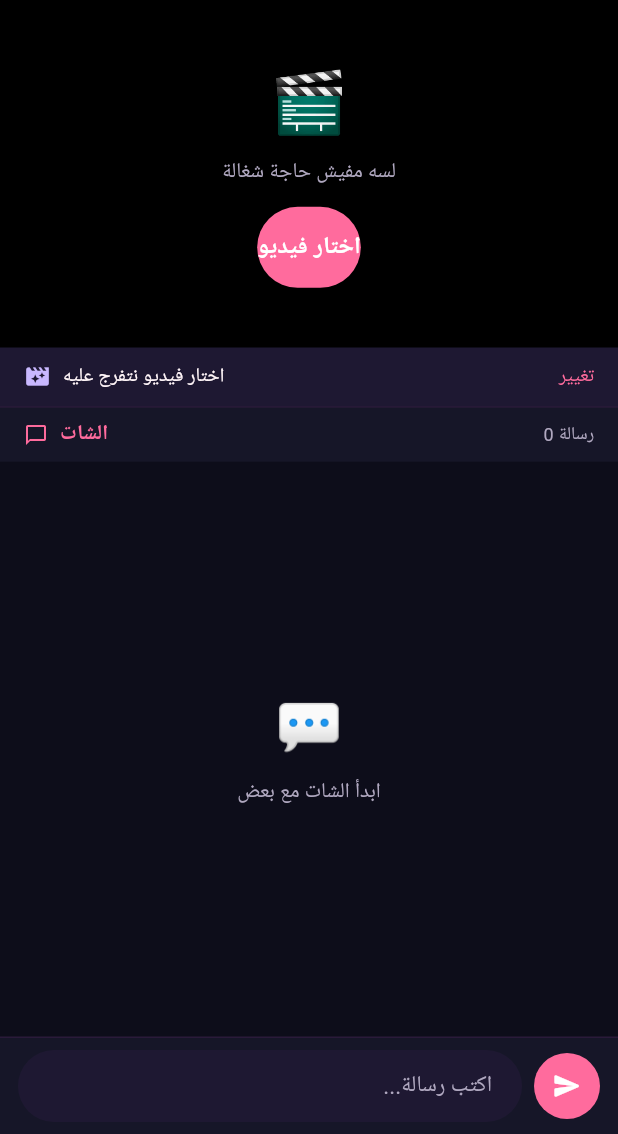
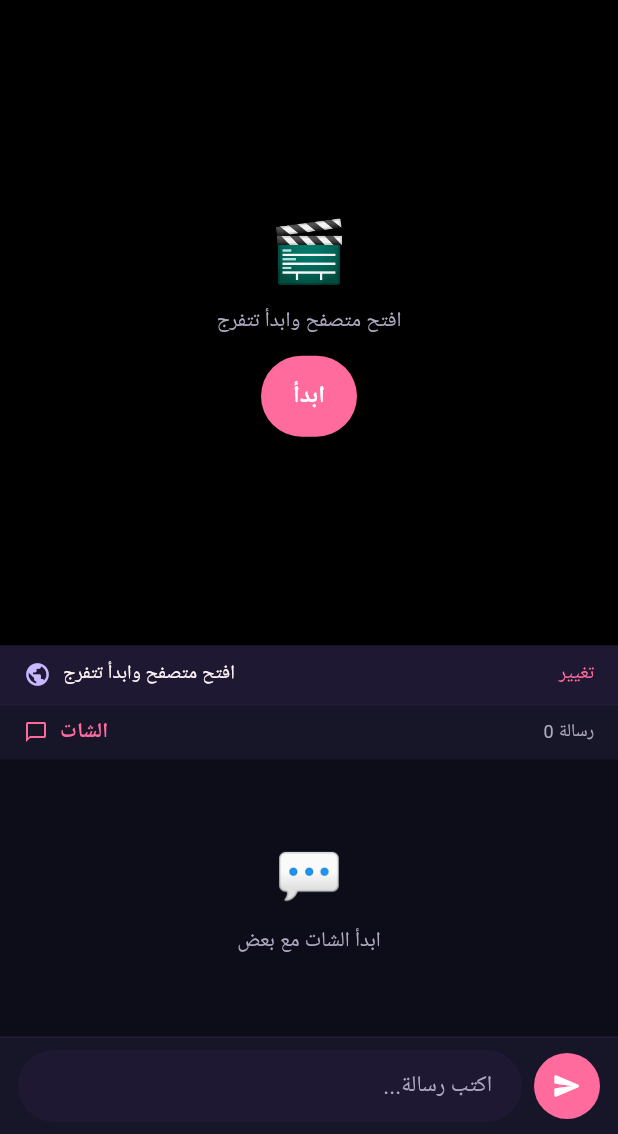
Before and after one commit to Ahmedheweidy/lili-server, a Flutter app: the WatchScreen screen opened directly, on a phone screen of 412 x 824 dp, the part 102-1236 px from its top. Run offline on Flutter 3.47's test engine with Material 3 defaults, Android fonts, the phone set to English and light mode, and no system bars; our stand-ins replace socket_io_client; missing offline and left inert: flutter_inappwebview.

Commit message:
Simplify to browser + manual timer only — remove all redundant players
The in-app browser (WebView) covers everything the YouTube and direct
video players did, but better. Removed:
- youtube_player_widget.dart + video_player_widget.dart
- MediaType.youtube + MediaType.direct
- youtube_player_flutter + video_player packages
- onTimeUpdate / sendTimeUpdate (not needed without native players)

Source picker now has 2 modes: متصفح (browser) + عدّاد يدوي (fallback).
Server updated to accept only 'web' and 'remote' source types.

https://claude.ai/code/session_01PBd2AU5tPWEq9rEXPrhReM

```diff
--- a/lili-app/lib/models/media_source.dart
+++ b/lili-app/lib/models/media_source.dart
@@ -1,9 +1,9 @@
-enum MediaType { youtube, direct, web, remote }
+enum MediaType { web, remote }
 
 class MediaSource {
   final MediaType type;
-  final String url;    // youtube url, direct/m3u8 url, website url, or '' for remote
-  final String title;  // free label, mainly for remote mode (e.g. "Netflix - اسم الفيلم")
+  final String url;    // website url, or '' for remote
+  final String title;  // free label for remote mode (e.g. "Netflix - اسم الفيلم")
 
   const MediaSource({
     required this.type,
@@ -11,34 +11,10 @@ class MediaSource {
     this.title = '',
   });
 
-  static MediaType _typeFromString(String s) {
-    switch (s) {
-      case 'youtube':
-        return MediaType.youtube;
-      case 'web':
-        return MediaType.web;
-      case 'remote':
-        return MediaType.remote;
-      default:
-        return MediaType.direct;
-    }
-  }
-
-  String get typeString {
-    switch (type) {
-      case MediaType.youtube:
-        return 'youtube';
-      case MediaType.web:
-        return 'web';
-      case MediaType.remote:
-        return 'remote';
-      case MediaType.direct:
-        return 'direct';
-    }
-  }
+  String get typeString => type == MediaType.remote ? 'remote' : 'web';
 
   factory MediaSource.fromJson(Map<String, dynamic> j) => MediaSource(
-        type: _typeFromString(j['type'] as String? ?? 'direct'),
+        type: (j['type'] as String?) == 'remote' ? MediaType.remote : MediaType.web,
         url: j['url'] as String? ?? '',
         title: j['title'] as String? ?? '',
       );
--- a/lili-app/lib/screens/watch_screen.dart
+++ b/lili-app/lib/screens/watch_screen.dart
@@ -3,10 +3,8 @@ import 'package:provider/provider.dart';
 import '../models/media_source.dart';
 import '../providers/app_provider.dart';
 import '../theme/app_theme.dart';
-import '../widgets/video_player_widget.dart';
-import '../widgets/youtube_player_widget.dart';
+import '../widgets/web_sync_widget.dart';
 import '../widgets/remote_sync_widget.dart';
-import '../widgets/web_sync_widget.dart';
 import '../widgets/chat_panel.dart';
 import '../widgets/source_picker.dart';
 
@@ -22,8 +20,8 @@ class WatchScreen extends StatelessWidget {
   @override
   Widget build(BuildContext context) {
     final provider = context.watch<AppProvider>();
-    final source = provider.source;
-    final isWeb = source?.type == MediaType.web;
+    final source   = provider.source;
+    final isBrowser = source?.type == MediaType.web || source == null;
 
     return Scaffold(
       resizeToAvoidBottomInset: false,
@@ -63,8 +61,7 @@ class WatchScreen extends StatelessWidget {
                             )),
                         const SizedBox(width: 6),
                         Container(
-                          width: 8,
-                          height: 8,
+                          width: 8, height: 8,
                           decoration: const BoxDecoration(
                             color: Color(0xFF4CAF50),
                             shape: BoxShape.circle,
@@ -86,14 +83,13 @@ class WatchScreen extends StatelessWidget {
               ),
             ),
 
-            // ── Player area ───────────────────────────────
-            // Web mode needs a large flexible area; other players are intrinsic.
-            if (isWeb)
-              Expanded(flex: 3, child: _buildPlayer(context, provider, source))
-            else
-              _buildPlayer(context, provider, source),
+            // ── Player / Browser ──────────────────────────
+            Expanded(
+              flex: 3,
+              child: _buildPlayer(context, provider, source),
+            ),
 
-            // ── Source bar (change what we're watching) ───
+            // ── Source bar ────────────────────────────────
             InkWell(
               onTap: () => _pickSource(context),
               child: Container(
@@ -101,7 +97,11 @@ class WatchScreen extends StatelessWidget {
                 padding: const EdgeInsets.symmetric(horizontal: 16, vertical: 10),
                 child: Row(
                   children: [
-                    const Icon(Icons.movie_filter, color: AppTheme.softLavender, size: 18),
+                    Icon(
+                      source?.type == MediaType.remote ? Icons.timer : Icons.public,
+                      color: AppTheme.softLavender,
+                      size: 18,
+                    ),
                     const SizedBox(width: 8),
                     Expanded(
                       child: Text(
@@ -131,7 +131,7 @@ class WatchScreen extends StatelessWidget {
 
             // ── Chat ──────────────────────────────────────
             Expanded(
-              flex: isWeb ? 2 : 1,
+              flex: isBrowser ? 2 : 1,
               child: ChatPanel(
                 messages: provider.messages,
                 currentUsername: provider.username,
@@ -145,24 +145,16 @@ class WatchScreen extends StatelessWidget {
   }
 
   String _sourceLabel(MediaSource? s) {
-    if (s == null) return 'اختار فيديو نتفرج عليه';
-    switch (s.type) {
-      case MediaType.youtube:
-        return 'يوتيوب: ${s.title.isNotEmpty ? s.title : s.url}';
-      case MediaType.direct:
-        return 'فيديو: ${s.title.isNotEmpty ? s.title : s.url}';
-      case MediaType.web:
-        return 'مشاهدة: ${s.url}';
-      case MediaType.remote:
-        return s.title.isNotEmpty ? s.title : 'مشاهدة خارجية';
+    if (s == null) return 'افتح متصفح وابدأ تتفرج';
+    if (s.type == MediaType.remote) {
+      return s.title.isNotEmpty ? s.title : 'عدّاد يدوي';
     }
+    return s.url.isNotEmpty ? s.url : 'متصفح';
   }
 
   Widget _buildPlayer(BuildContext context, AppProvider provider, MediaSource? source) {
     if (source == null) {
-      return AspectRatio(
-        aspectRatio: 16 / 9,
-        child: Container(
+      return Container(
         color: Colors.black,
         child: Center(
           child: Column(
@@ -171,67 +163,21 @@ class WatchScreen extends StatelessWidget {
               const Text('🎬', style: TextStyle(fontSize: 40)),
               const SizedBox(height: 8),
               const Text(
-                  'لسه مفيش حاجة شغالة',
+                'افتح متصفح وابدأ تتفرج',
                 style: TextStyle(color: AppTheme.dimWhite),
               ),
               const SizedBox(height: 12),
               ElevatedButton(
                 onPressed: () => _pickSource(context),
-                  child: const Text('اختار فيديو'),
+                child: const Text('ابدأ'),
               ),
             ],
-            ),
           ),
         ),
       );
     }
 
-    switch (source.type) {
-      case MediaType.youtube:
-        return YoutubePlayerWidget(
-          key: ValueKey('yt-${source.url}'),
-          url: source.url,
-          pendingPlay: provider.pendingPlay,
-          pendingPause: provider.pendingPause,
-          pendingSeek: provider.pendingSeek,
-          onPlay: provider.onPlay,
-          onPause: provider.onPause,
-          onSeek: provider.onSeek,
-          onTimeUpdate: provider.onTimeUpdate,
-          onClearPendingPlay: provider.clearPendingPlay,
-          onClearPendingPause: provider.clearPendingPause,
-          onClearPendingSeek: provider.clearPendingSeek,
-        );
-      case MediaType.direct:
-        return VideoPlayerWidget(
-          key: ValueKey('vid-${source.url}'),
-          url: source.url,
-          pendingPlay: provider.pendingPlay,
-          pendingPause: provider.pendingPause,
-          pendingSeek: provider.pendingSeek,
-          onPlay: provider.onPlay,
-          onPause: provider.onPause,
-          onSeek: provider.onSeek,
-          onTimeUpdate: provider.onTimeUpdate,
-          onClearPendingPlay: provider.clearPendingPlay,
-          onClearPendingPause: provider.clearPendingPause,
-          onClearPendingSeek: provider.clearPendingSeek,
-        );
-      case MediaType.web:
-        return WebSyncWidget(
-          key: ValueKey('web-${source.url}'),
-          url: source.url,
-          pendingPlay: provider.pendingPlay,
-          pendingPause: provider.pendingPause,
-          pendingSeek: provider.pendingSeek,
-          onPlay: provider.onPlay,
-          onPause: provider.onPause,
-          onSeek: provider.onSeek,
-          onClearPendingPlay: provider.clearPendingPlay,
-          onClearPendingPause: provider.clearPendingPause,
-          onClearPendingSeek: provider.clearPendingSeek,
-        );
-      case MediaType.remote:
+    if (source.type == MediaType.remote) {
       return RemoteSyncWidget(
         key: ValueKey('remote-${source.title}'),
         title: source.title,
@@ -246,5 +192,19 @@ class WatchScreen extends StatelessWidget {
         onClearPendingSeek: provider.clearPendingSeek,
       );
     }
+
+    return WebSyncWidget(
+      key: ValueKey('web-${source.url}'),
+      url: source.url,
+      pendingPlay: provider.pendingPlay,
+      pendingPause: provider.pendingPause,
+      pendingSeek: provider.pendingSeek,
+      onPlay: provider.onPlay,
+      onPause: provider.onPause,
+      onSeek: provider.onSeek,
+      onClearPendingPlay: provider.clearPendingPlay,
+      onClearPendingPause: provider.clearPendingPause,
+      onClearPendingSeek: provider.clearPendingSeek,
+    );
   }
 }
--- a/lili-app/lib/services/socket_service.dart
+++ b/lili-app/lib/services/socket_service.dart
@@ -29,9 +29,6 @@ class SocketService {
   void pause(double t) => _socket?.emit('pause', {'currentTime': t});
   void seek(double t)  => _socket?.emit('seek',  {'currentTime': t});
   void requestSync()   => _socket?.emit('request-sync');
-
-  void sendTimeUpdate(double t, bool isPlaying) =>
-      _socket?.emit('time-update', {'currentTime': t, 'isPlaying': isPlaying});
 
   void sendChatMessage(String text) =>
       _socket?.emit('chat-message', {'text': text});
--- a/lili-app/pubspec.yaml
+++ b/lili-app/pubspec.yaml
@@ -10,8 +10,6 @@ dependencies:
   flutter:
     sdk: flutter
   socket_io_client: ^2.0.3
-  video_player: ^2.8.7
-  youtube_player_flutter: ^9.0.1
   flutter_inappwebview: ^6.0.0
   provider: ^6.1.2
   intl: ^0.19.0
```
Also changed, not shown: lili-app/lib/providers/app_provider.dart (+3 -4 lines), lili-app/lib/widgets/source_picker.dart (+41 -68 lines), lili-app/lib/widgets/video_player_widget.dart (deleted, +0 -242 lines), lili-app/lib/widgets/youtube_player_widget.dart (deleted, +0 -171 lines), 1 other file. Lines whose indentation alone changed are shown as unchanged.
